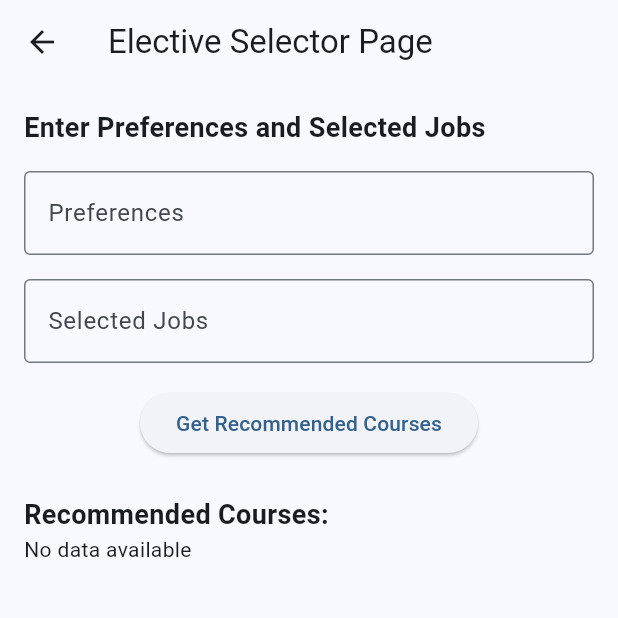
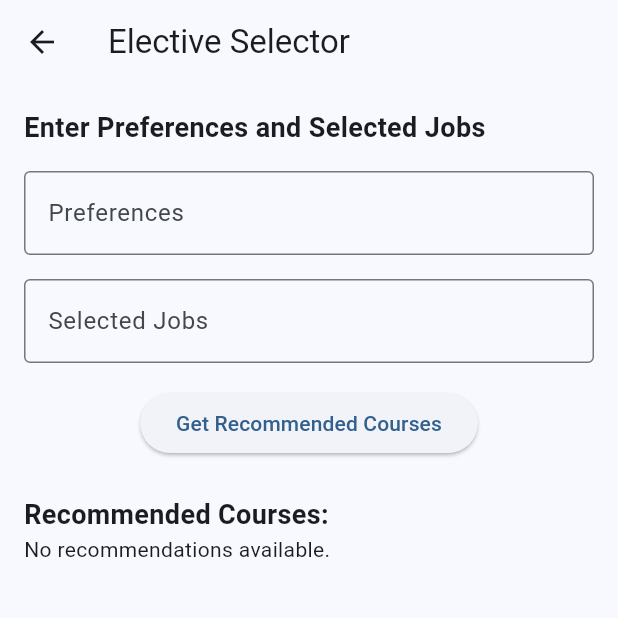
Before and after one commit to Dewchathu/naviX, a Flutter app: the ElectiveSelectorPage screen opened directly, after a tap on "Get Recommended Courses", on a phone screen of 412 x 824 dp, the top half of it. Run offline on Flutter 3.47's test engine with Material 3 defaults, Android fonts, the phone set to English and light mode, and no system bars; our stand-ins replace cloud_firestore, firebase_auth, firebase_core, firebase_storage, flutter_dotenv, flutter_gemini and 12 more; missing offline and left inert: random_color; accounts and stored records are empty; network calls fail.

Commit message:
202501132224

```diff
--- a/lib/screens/gemini_test_page.dart
+++ b/lib/screens/gemini_test_page.dart
@@ -6,7 +6,7 @@ import 'dart:convert';
 import 'package:flutter/services.dart' show rootBundle;
 
 class ElectiveSelectorPage extends StatefulWidget {
-  const ElectiveSelectorPage({super.key});
+  const ElectiveSelectorPage({Key? key}) : super(key: key);
 
   @override
   State<ElectiveSelectorPage> createState() => _ElectiveSelectorPageState();
@@ -24,7 +24,6 @@ class _ElectiveSelectorPageState extends State<ElectiveSelectorPage> {
   void initState() {
     super.initState();
     _loadJsonFiles();
-    dotenv.load(fileName: ".env"); // Load environment variables
   }
 
   Future<void> _loadJsonFiles() async {
@@ -42,6 +41,9 @@ class _ElectiveSelectorPageState extends State<ElectiveSelectorPage> {
           for (var entry in json.decode(creditsJson))
             "${entry['year']}-${entry['semester']}": entry['requiredCredit']
         };
+        //debugPrint('--------------------------: $electiveCourses');
+        //debugPrint('-----------------------: $semesterCreditRequirements');
+
       });
     } catch (e) {
       debugPrint('Error loading JSON files: $e');
@@ -51,32 +53,25 @@ class _ElectiveSelectorPageState extends State<ElectiveSelectorPage> {
   Future<void> _runElectiveSelector() async {
     loadingIndicator.show(context);
     try {
-      // Send the JSON data to Gemini
       final gemini = Gemini.instance;
       Candidates? response = await gemini.text(
         '''
         Using the given JSON data:
-            - details of elective courses:${json.encode(electiveCourses)}
+          - details of elective courses: ${json.encode(electiveCourses)}
           - required credits per semester: ${json.encode(semesterCreditRequirements)}
 
         Select suitable elective courses for each semester such that the total credits match the required credits for that semester.
-            Return the output as a dart Map where keys are "year-semester" and values are lists of selected courses and course code.
-
+        give the only output as a Map List where keys are "year-semester" and values are lists of selected courses and course codes.
         ''',
       );
 
       String? geminiResponse = response?.output;
-      debugPrint(
-          'Gemini response for Semester Course Selection: $geminiResponse');
+      debugPrint('Gemini response: $geminiResponse');
 
       if (geminiResponse != null) {
-        // Parse Gemini's response
         Map<String, List<String>> selectedCourses =
         Map<String, List<String>>.from(json.decode(geminiResponse));
 
-        debugPrint('----------------$selectedCourses');
-
-        // Display recommended courses for each semester
         setState(() {
           recommendedCourses = selectedCourses.entries
               .map((entry) =>
@@ -84,9 +79,7 @@ class _ElectiveSelectorPageState extends State<ElectiveSelectorPage> {
               .toList();
         });
       } else {
-        setState(() {
-          recommendedCourses = ["No recommendations available."];
-        });
+        debugPrint('No recommendations received from the server.');
       }
     } catch (e) {
       debugPrint('Error: $e');
@@ -95,11 +88,20 @@ class _ElectiveSelectorPageState extends State<ElectiveSelectorPage> {
     }
   }
 
+  void _showErrorSnackBar(String message) {
+    ScaffoldMessenger.of(context).showSnackBar(
+      SnackBar(
+        content: Text(message),
+        backgroundColor: Colors.red,
+      ),
+    );
+  }
+
   @override
   Widget build(BuildContext context) {
     return Scaffold(
       appBar: AppBar(
-        title: const Text('Elective Selector Page'),
+        title: const Text('Elective Selector'),
       ),
       body: SingleChildScrollView(
         padding: const EdgeInsets.all(16.0),
@@ -142,11 +144,15 @@ class _ElectiveSelectorPageState extends State<ElectiveSelectorPage> {
             ),
             recommendedCourses.isNotEmpty
                 ? Column(
+              crossAxisAlignment: CrossAxisAlignment.start,
               children: recommendedCourses
-                        .map((course) => Text(course))
+                  .map((course) => Padding(
+                padding: const EdgeInsets.only(top: 8.0),
+                child: Text(course),
+              ))
                   .toList(),
             )
-                : const Text('No data available'),
+                : const Text('No recommendations available.'),
           ],
         ),
       ),
--- a/lib/services/notification_service.dart
+++ b/lib/services/notification_service.dart
@@ -22,7 +22,11 @@ class NotificationService {
   }
 
   Future<void> scheduleNotification(
-      int id, String title, String body, tz.TZDateTime scheduledDate) async {
+      int id,
+      String title,
+      String body,
+      tz.TZDateTime scheduledDate,
+      ) async {
     await flutterLocalNotificationsPlugin.zonedSchedule(
       id,
       title,
```
Also changed, not shown: lib/screens/video_player_screen.dart (+24 -30 lines), lib/widgets/calender.dart (+50 -29 lines). Lines whose indentation alone changed are shown as unchanged.
